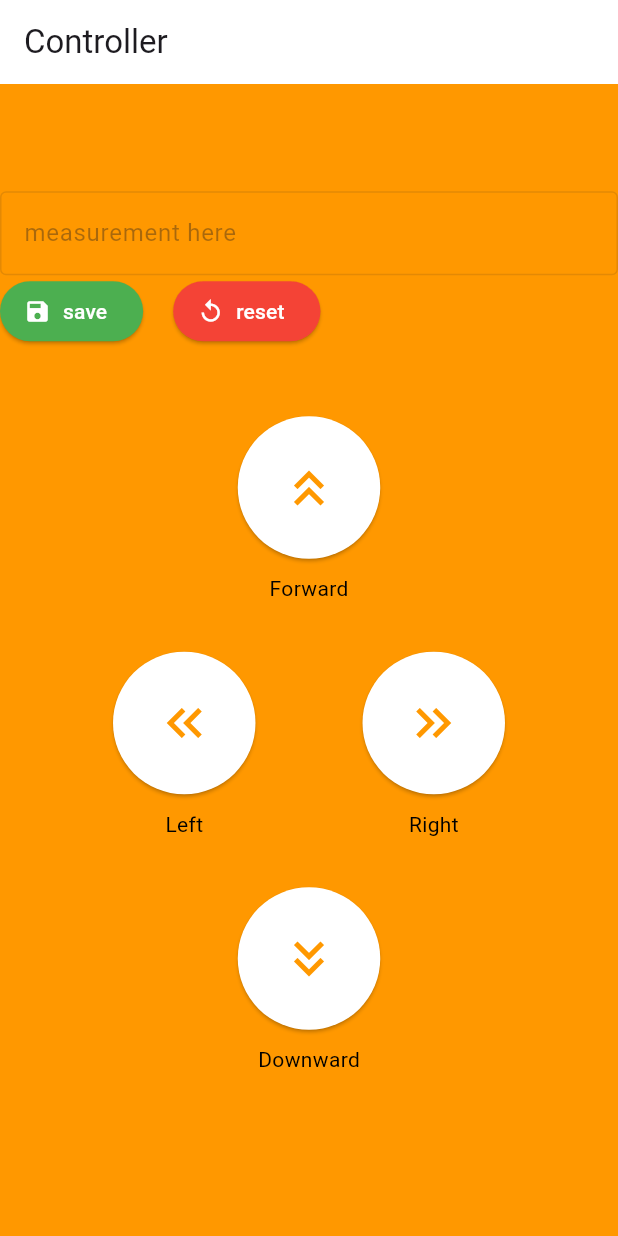
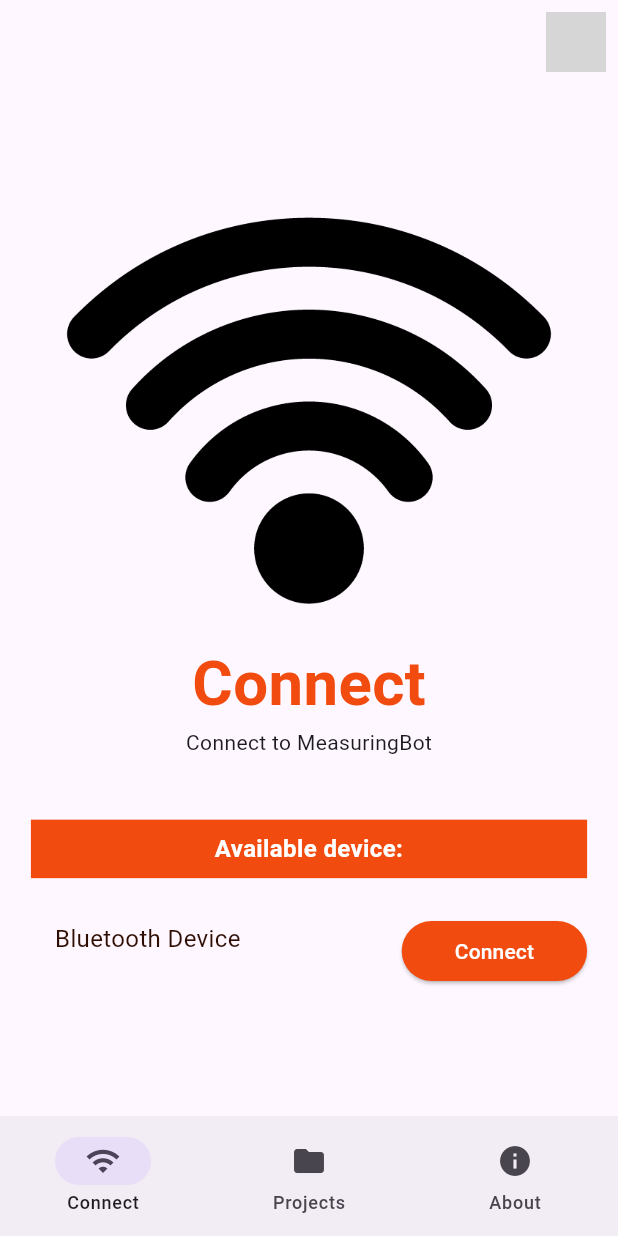
Before and after one commit to Lance-Jethro/controller_app, a Flutter app: the screen it shows after launch, on a phone screen of 412 x 824 dp. Run offline on Flutter 3.47's test engine with Material 3 defaults, Android fonts, the phone set to English and light mode, and no system bars; grey boxes are pictures that could not be loaded.

Commit message:
added homepage, homepagebody, connectionscreen, drawer, project details dialog; no funcionalities yet

```diff
--- a/lib/barrel.dart
+++ b/lib/barrel.dart
@@ -3,7 +3,10 @@ export 'package:flutter/material.dart';
 
 //widgets
 export 'widgets/buttons.dart';
+export 'widgets/logintextfields.dart';
 
 //screens
 export 'screens/controllerscreen.dart';
-export 'screens/bluetoothconnectscreen.dart';
+export 'screens/connectionscreen.dart';
+export 'screens/loginpage.dart';
+export 'screens/homepagebody.dart';
--- a/lib/main.dart
+++ b/lib/main.dart
@@ -1,3 +1,5 @@
+import 'package:controller_app/screens/homepage.dart';
+
 import 'barrel.dart';
 
 void main() {
@@ -16,6 +18,6 @@ class MyApp extends StatelessWidget {
           useMaterial3: true,
         ),
         debugShowCheckedModeBanner: false,
-        home: const Controller());
+        home: const MyHomePage());
   }
 }
--- /dev/null
+++ b/lib/screens/connectionscreen.dart
@@ -0,0 +1,106 @@
+import 'package:flutter/material.dart';
+
+class Connectionscreen extends StatefulWidget {
+  const Connectionscreen({super.key});
+
+  @override
+  State<Connectionscreen> createState() => _ConnectionscreenState();
+}
+
+class _ConnectionscreenState extends State<Connectionscreen> {
+  @override
+  Widget build(BuildContext context) {
+    double screenWidth = MediaQuery.of(context).size.width;
+    double imageSize = screenWidth * 0.8;
+    double textSize = screenWidth * 0.1;
+    double paddingSize = screenWidth * 0.05;
+
+    return Scaffold(
+      body: Padding(
+        padding: EdgeInsets.all(paddingSize),
+        child: Column(
+          mainAxisAlignment: MainAxisAlignment.center,
+          children: [
+            Center(
+              child: Container(
+                width: imageSize,
+                height: imageSize * 0.8,
+                decoration: const BoxDecoration(
+                  image: DecorationImage(
+                    image: AssetImage('assets/images/wifisymbol.png'),
+                    fit: BoxFit.cover,
+                  ),
+                ),
+              ),
+            ),
+            SizedBox(height: paddingSize),
+            Text(
+              "Connect",
+              style: TextStyle(
+                color: const Color(0xFFF24B0F),
+                fontSize: textSize,
+                fontWeight: FontWeight.bold,
+              ),
+            ),
+            const Text("Connect to MeasuringBot"),
+            SizedBox(height: paddingSize * 2),
+            Container(
+              color: const Color(0xFFF24B0F),
+              padding: const EdgeInsets.all(8.0),
+              width: double.infinity,
+              child: const Text(
+                "Available device:",
+                style: TextStyle(
+                  color: Colors.white,
+                  fontSize: 16,
+                  fontWeight: FontWeight.bold,
+                ),
+                textAlign: TextAlign.center,
+              ),
+            ),
+            SizedBox(height: paddingSize),
+            Table(
+              columnWidths: const {
+                0: FlexColumnWidth(2),
+                1: FlexColumnWidth(1),
+              },
+              border: TableBorder.all(color: Colors.transparent),
+              children: [
+                TableRow(
+                  children: [
+                    Container(
+                      padding: const EdgeInsets.symmetric(
+                        vertical: 8.0,
+                        horizontal: 16.0,
+                      ),
+                      child: const Text(
+                        "Bluetooth Device",
+                        style: TextStyle(
+                          color: Color.fromARGB(255, 46, 14, 3),
+                          fontSize: 16,
+                        ),
+                      ),
+                    ),
+                    Padding(
+                      padding: const EdgeInsets.only(top: 4.0),
+                      child: ElevatedButton(
+                        onPressed: () {
+                          // Add connect button functionality here
+                        },
+                        style: ElevatedButton.styleFrom(
+                          backgroundColor: const Color(0xFFF24B0F),
+                          foregroundColor: Colors.white,
+                        ),
+                        child: const Text("Connect"),
+                      ),
+                    ),
+                  ],
+                ),
+              ],
+            ),
+          ],
+        ),
+      ),
+    );
+  }
+}
--- a/lib/screens/controllerscreen.dart
+++ b/lib/screens/controllerscreen.dart
@@ -1,13 +1,13 @@
 import '../barrel.dart';
 
-class Controller extends StatefulWidget {
-  const Controller({super.key});
+class ControllerScreen extends StatefulWidget {
+  const ControllerScreen({super.key});
 
   @override
-  State<Controller> createState() => _ControllerState();
+  State<ControllerScreen> createState() => _ControllerScreenState();
 }
 
-class _ControllerState extends State<Controller> {
+class _ControllerScreenState extends State<ControllerScreen> {
   void _handleButtonPress(String direction) {
     setState(() {
       // functionality ng mga buttons
--- /dev/null
+++ b/lib/screens/homepage.dart
@@ -0,0 +1,96 @@
+import 'package:controller_app/barrel.dart';
+
+class MyHomePage extends StatefulWidget {
+  const MyHomePage({super.key});
+
+  @override
+  State<MyHomePage> createState() => _MyHomePageState();
+}
+
+class _MyHomePageState extends State<MyHomePage> {
+  int currentIndex = 0;
+  final GlobalKey<ScaffoldState> _scaffoldKey = GlobalKey<ScaffoldState>();
+
+  final List<Widget> _screens = [
+    const Connectionscreen(),
+    const MyHomePageBody(),
+  ];
+
+  @override
+  Widget build(BuildContext context) {
+    return Scaffold(
+      key: _scaffoldKey,
+      appBar: AppBar(
+        // title: const Text('My Home Page'),
+        actions: [
+          IconButton(
+            icon: const CircleAvatar(
+              radius: 20, // Adjust the radius as needed
+              backgroundImage:
+                  AssetImage('images/maloi.jpg'), // Path to your image
+            ),
+            onPressed: () {
+              _scaffoldKey.currentState?.openEndDrawer();
+            },
+          ),
+        ],
+      ),
+      endDrawer: Drawer(
+        child: Column(
+          crossAxisAlignment: CrossAxisAlignment.stretch,
+          children: <Widget>[
+            const DrawerHeader(
+              decoration: BoxDecoration(
+                color: Colors.red,
+              ),
+              child: Row(
+                mainAxisAlignment: MainAxisAlignment.start,
+                children: [
+                  CircleAvatar(
+                    radius: 50,
+                    backgroundImage: AssetImage(
+                        'images/maloi.jpg'), // Adjust the path to your image
+                  ),
+                ],
+              ),
+            ),
+            ListTile(
+              title: const Text('Item 1'),
+              onTap: () {
+                // Handle navigation or other functionality
+              },
+            ),
+            ListTile(
+              title: const Text('Item 2'),
+              onTap: () {
+                // Handle navigation or other functionality
+              },
+            ),
+            // Add more ListTiles as needed
+            const Spacer(), // To push the Sign Out button to the bottom
+            ListTile(
+              title: const Text('Sign Out'),
+              onTap: () {
+                // Handle sign out functionality
+              },
+            ),
+          ],
+        ),
+      ),
+      body: _screens[currentIndex],
+      bottomNavigationBar: NavigationBar(
+        destinations: const [
+          NavigationDestination(icon: Icon(Icons.wifi), label: 'Connect'),
+          NavigationDestination(icon: Icon(Icons.folder), label: 'Projects'),
+          NavigationDestination(icon: Icon(Icons.info), label: 'About'),
+        ],
+        onDestinationSelected: (int index) {
+          setState(() {
+            currentIndex = index;
+          });
+        },
+        selectedIndex: currentIndex,
+      ),
+    );
+  }
+}
--- a/pubspec.yaml
+++ b/pubspec.yaml
@@ -62,6 +62,8 @@ flutter:
   # assets:
   #   - images/a_dot_burr.jpeg
   #   - images/a_dot_ham.jpeg
+  assets:
+    - assets/images/
 
   # An image asset can refer to one or more resolution-specific "variants", see
   # https://flutter.dev/assets-and-images/#resolution-aware
```
Also changed, not shown: lib/screens/homepagebody.dart (added, +180 -0 lines), lib/screens/loginpage.dart (added, +241 -0 lines), lib/widgets/logintextfields.dart (added, +96 -0 lines), assets/images/doughdash_logo.png (added), assets/images/dpwbanner.jpg (added), assets/images/maloi.jpg (added), assets/images/wifisymbol.png (added), lib/screens/bluetoothconnectscreen.dart (deleted).
